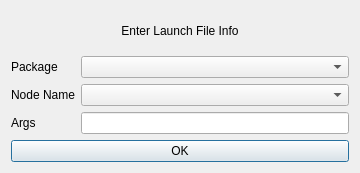
The window that landside/catkin_ws/src/gui/resource/LaunchDialog.ui (DukeRobotics/robosub-ros) describes before a commit, drawn with Qt 5.
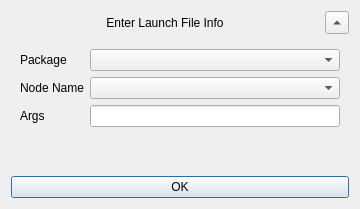
The same window after the commit.

Commit message: Removed collapse button for table and added collapse button for launch dialog form

Diff of the .ui file:
```diff
--- a/landside/catkin_ws/src/gui/resource/LaunchDialog.ui
+++ b/landside/catkin_ws/src/gui/resource/LaunchDialog.ui
@@ -7,7 +7,7 @@
     <x>0</x>
     <y>0</y>
     <width>360</width>
-    <height>173</height>
+    <height>209</height>
    </rect>
   </property>
   <property name="sizePolicy">
@@ -21,6 +21,8 @@
   </property>
   <layout class="QVBoxLayout" name="vertical_layout">
    <item>
+    <layout class="QHBoxLayout" name="horizontalLayout">
+     <item>
     <widget class="QLabel" name="title_label">
      <property name="enabled">
       <bool>true</bool>
@@ -34,7 +36,30 @@
     </widget>
    </item>
    <item>
+      <widget class="QToolButton" name="collapse_button">
+       <property name="sizePolicy">
+        <sizepolicy hsizetype="Fixed" vsizetype="Fixed">
+         <horstretch>0</horstretch>
+         <verstretch>0</verstretch>
+        </sizepolicy>
+       </property>
+       <property name="arrowType">
+        <enum>Qt::UpArrow</enum>
+       </property>
+      </widget>
+     </item>
+    </layout>
+   </item>
+   <item>
+    <widget class="QWidget" name="form" native="true">
     <layout class="QFormLayout" name="form_layout">
+      <item row="0" column="0">
+       <widget class="QLabel" name="package_name_label">
+        <property name="text">
+         <string>Package</string>
+        </property>
+       </widget>
+      </item>
      <item row="0" column="1">
       <widget class="QComboBox" name="package_name_box"/>
      </item>
@@ -58,14 +83,8 @@
      <item row="2" column="1">
       <widget class="QLineEdit" name="args_input"/>
      </item>
-     <item row="0" column="0">
-      <widget class="QLabel" name="package_name_label">
-       <property name="text">
-        <string>Package</string>
-       </property>
-      </widget>
-     </item>
-    </layout>
+     </layout>
+    </widget>
    </item>
    <item>
     <layout class="QHBoxLayout" name="horizontal_layout">
```
Lines whose indentation alone changed are shown as unchanged. The commit also changes 3 other files.
